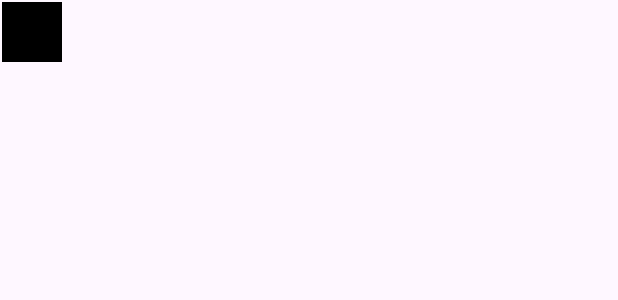
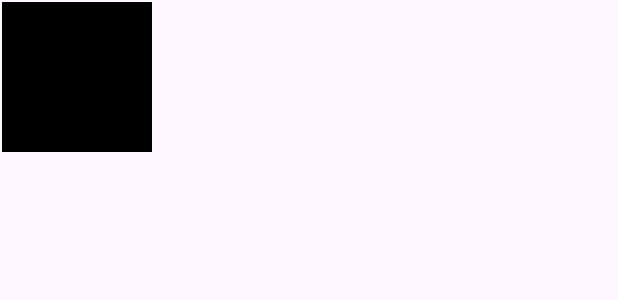
Before and after one commit to Syed-Bipul-Rahman/VideoEditor, an Android app: the layout item_frame.xml on its own in the app's theme, with its tools: preview values and no code run, on a phone screen of 412 x 824 dp. Shown: the top 300 px of the screen. Run offline under Robolectric (Android 15) with nearby library versions, the phone set to English and light mode, and no system bars.

Commit message:
fixed video frame view issue

```diff
--- a/app/src/main/res/layout/item_frame.xml
+++ b/app/src/main/res/layout/item_frame.xml
@@ -1,7 +1,7 @@
 <?xml version="1.0" encoding="utf-8"?>
 <FrameLayout xmlns:android="http://schemas.android.com/apk/res/android"
-    android:layout_width="40dp"
-    android:layout_height="40dp"
+    android:layout_width="100dp"
+    android:layout_height="100dp"
     android:layout_margin="1dp"
     android:background="@drawable/frame_border">
 
```
